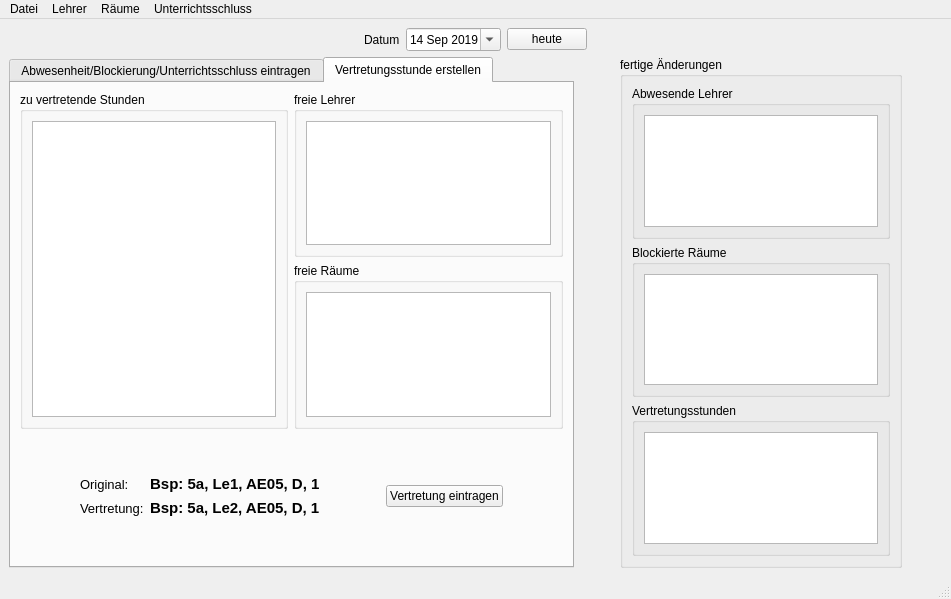
Above: alternativeWindow.ui from LordMuetze/InformatikVertretungsplan before the change. Below: the same form after it.
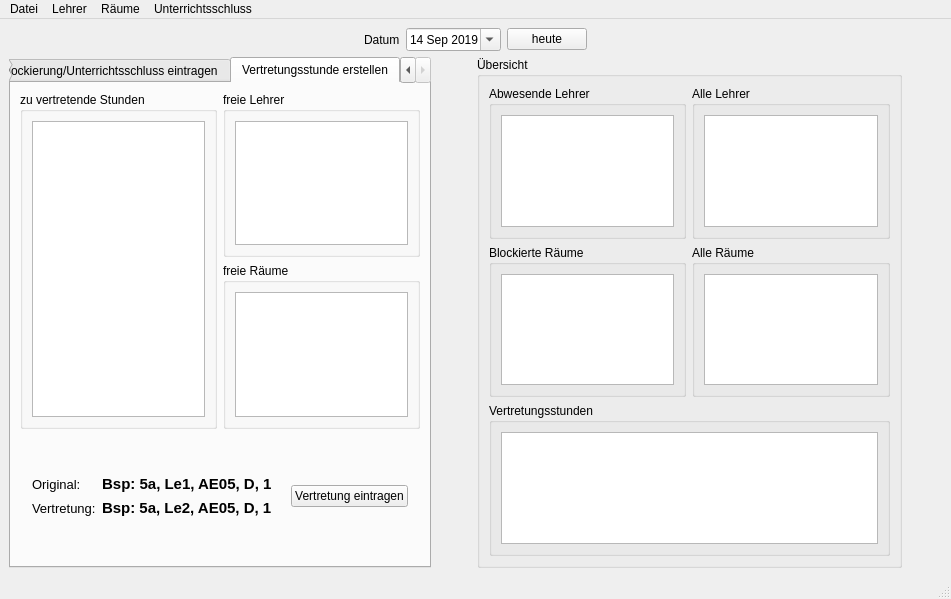
That is the form after the change.

Commit message: ADD: added TableWidgets for alleRaeume and alleLehrer to Uebersicht

The edit to the form file:
```diff
--- a/alternativeWindow.ui
+++ b/alternativeWindow.ui
@@ -128,7 +128,7 @@
                 <property name="title">
                  <string>zu vertretende Stunden</string>
                 </property>
-                <layout class="QHBoxLayout" name="horizontalLayout">
+                <layout class="QVBoxLayout" name="verticalLayout_11">
                  <item>
                   <widget class="QTableView" name="tv_problemStunden"/>
                  </item>
@@ -142,7 +142,7 @@
                   <property name="title">
                    <string>freie Lehrer</string>
                   </property>
-                  <layout class="QHBoxLayout" name="horizontalLayout_5">
+                  <layout class="QVBoxLayout" name="verticalLayout_10">
                    <item>
                     <widget class="QTableView" name="tv_freieLehrer"/>
                    </item>
@@ -154,7 +154,7 @@
                   <property name="title">
                    <string>freie Räume</string>
                   </property>
-                  <layout class="QHBoxLayout" name="horizontalLayout_6">
+                  <layout class="QVBoxLayout" name="verticalLayout_12">
                    <item>
                     <widget class="QTableView" name="tv_freieRaeume"/>
                    </item>
@@ -336,15 +336,17 @@
       <item>
        <widget class="QGroupBox" name="gb_fertigeAenderungen">
         <property name="title">
-         <string>fertige Änderungen</string>
+         <string>Übersicht</string>
         </property>
         <layout class="QVBoxLayout" name="verticalLayout_7">
          <item>
+          <layout class="QHBoxLayout" name="horizontalLayout_2">
+           <item>
           <widget class="QGroupBox" name="gb_abwesendeLehrer">
            <property name="title">
             <string>Abwesende Lehrer</string>
            </property>
-           <layout class="QHBoxLayout" name="horizontalLayout_7">
+             <layout class="QVBoxLayout" name="verticalLayout_3">
             <item>
              <widget class="QTableView" name="lv_abwesendeLehrer"/>
             </item>
@@ -352,11 +354,27 @@
           </widget>
          </item>
          <item>
+            <widget class="QGroupBox" name="gb_alleLehrer">
+             <property name="title">
+              <string>Alle Lehrer</string>
+             </property>
+             <layout class="QVBoxLayout" name="verticalLayout">
+              <item>
+               <widget class="QTableWidget" name="tw_alleLehrer"/>
+              </item>
+             </layout>
+            </widget>
+           </item>
+          </layout>
+         </item>
+         <item>
+          <layout class="QHBoxLayout" name="horizontalLayout_12">
+           <item>
           <widget class="QGroupBox" name="gb_blockierteRaeume">
            <property name="title">
             <string>Blockierte Räume</string>
            </property>
-           <layout class="QHBoxLayout" name="horizontalLayout_8">
+             <layout class="QVBoxLayout" name="verticalLayout_4">
             <item>
              <widget class="QTableView" name="tv_blockierteRaeume"/>
             </item>
@@ -364,11 +382,25 @@
           </widget>
          </item>
          <item>
+            <widget class="QGroupBox" name="gb_alleRaeume">
+             <property name="title">
+              <string>Alle Räume</string>
+             </property>
+             <layout class="QVBoxLayout" name="verticalLayout_2">
+              <item>
+               <widget class="QTableWidget" name="tw_alleRaeume"/>
+              </item>
+             </layout>
+            </widget>
+           </item>
+          </layout>
+         </item>
+         <item>
           <widget class="QGroupBox" name="gb_Vertretungstunden">
            <property name="title">
             <string>Vertretungsstunden</string>
            </property>
-           <layout class="QHBoxLayout" name="horizontalLayout_9">
+           <layout class="QVBoxLayout" name="verticalLayout_13">
             <item>
              <widget class="QTableView" name="tv_vertretungsstunden"/>
             </item>
```
Left out of the diff: 2 changed lines with no effect on the pictures. Lines whose indentation alone changed are shown as unchanged.
